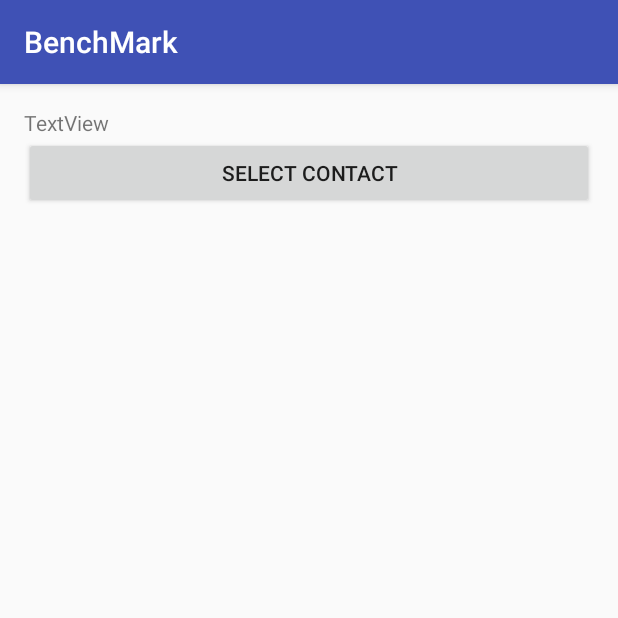
After one commit to ragz2203/BasicAndroidApplications, an Android app: the DisplayContactActivity screen opened directly, with no data from a screen before it, on a phone screen of 412 x 824 dp, the top half of it. The commit adds this screen. Run offline under Robolectric (Android 15) with nearby library versions, the phone set to English and light mode, and no system bars.

Commit message:
Contact Display Activity layout added

```diff
--- a/app/src/main/AndroidManifest.xml
+++ b/app/src/main/AndroidManifest.xml
@@ -9,6 +9,7 @@
     <uses-permission android:name="android.permission.SEND_SMS" />
     <uses-permission android:name="android.permission.READ_EXTERNAL_STORAGE" />
     <uses-permission android:name="android.permission.WRITE_EXTERNAL_STORAGE" />
+    <uses-permission android:name="android.permission.READ_CONTACTS" />
 
     <uses-permission-sdk-23 android:name="android.permission.SEND_SMS" />
 
@@ -138,7 +139,8 @@
         <activity android:name=".ImageEditorActivity" />
         <activity android:name=".SensorValuesActivity" />
         <activity android:name=".A1" />
-        <activity android:name=".A2"></activity>
+        <activity android:name=".A2" />
+        <activity android:name=".DisplayContactActivity"></activity>
     </application>
 
 </manifest>
--- /dev/null
+++ b/app/src/main/java/com/ragz/benchmarkapp/DisplayContactActivity.java
@@ -0,0 +1,26 @@
+package com.ragz.benchmarkapp;
+
+import android.support.v7.app.AppCompatActivity;
+import android.os.Bundle;
+import android.view.View;
+import android.widget.TextView;
+
+
+public class DisplayContactActivity extends AppCompatActivity {
+
+    private TextView tvContact;
+
+    @Override
+    protected void onCreate(Bundle savedInstanceState) {
+        super.onCreate(savedInstanceState);
+        setContentView(R.layout.activity_display_contact);
+
+        tvContact = (TextView) findViewById(R.id.tvContact);
+    }
+
+    public void getContact(View view) {
+        tvContact.setText("lets get a contact displayed here soon");
+    }
+
+
+}
--- a/app/src/main/java/com/ragz/benchmarkapp/WinUiActivity.java
+++ b/app/src/main/java/com/ragz/benchmarkapp/WinUiActivity.java
@@ -72,6 +72,9 @@ public class WinUiActivity extends AppCompatActivity {
             case R.id.LL_16:
                 startActivity(new Intent(context, A1.class));
                 break;
+            case R.id.LL_17:
+                startActivity(new Intent(context, DisplayContactActivity.class));
+                break;
         }
 
     }
@@ -86,5 +89,4 @@ public class WinUiActivity extends AppCompatActivity {
         context.startActivity(i);
         return true;
     }
-
 }
--- /dev/null
+++ b/app/src/main/res/layout/activity_display_contact.xml
@@ -0,0 +1,26 @@
+<?xml version="1.0" encoding="utf-8"?>
+<LinearLayout xmlns:android="http://schemas.android.com/apk/res/android"
+    xmlns:tools="http://schemas.android.com/tools"
+    android:id="@+id/activity_dislpay_contact"
+    android:layout_width="match_parent"
+    android:layout_height="match_parent"
+    android:orientation="vertical"
+    android:paddingBottom="@dimen/activity_vertical_margin"
+    android:paddingLeft="@dimen/activity_horizontal_margin"
+    android:paddingRight="@dimen/activity_horizontal_margin"
+    android:paddingTop="@dimen/activity_vertical_margin"
+    tools:context="com.ragz.benchmarkapp.DisplayContactActivity">
+
+    <TextView
+        android:text="TextView"
+        android:layout_width="match_parent"
+        android:layout_height="wrap_content"
+        android:id="@+id/tvContact" />
+
+    <Button
+        android:onClick="getContact"
+        android:text="Select Contact"
+        android:layout_width="match_parent"
+        android:layout_height="wrap_content"
+        android:id="@+id/btnContact" />
+</LinearLayout>
--- a/app/src/main/res/layout/activity_win_ui.xml
+++ b/app/src/main/res/layout/activity_win_ui.xml
@@ -527,13 +527,13 @@
                         android:layout_width="wrap_content"
                         android:layout_height="wrap_content"
                         android:layout_gravity="center"
-                        android:src="@mipmap/ic_win_registration" />
+                        android:src="@mipmap/ic_win_contact_icon" />
 
                     <TextView
                         android:layout_width="wrap_content"
                         android:layout_height="wrap_content"
                         android:layout_gravity="center"
-                        android:text="Register"
+                        android:text="Contact"
                         android:textColor="@color/text_color_white"
                         android:textSize="12sp" />
                 </LinearLayout>
```
Also changed, not shown: app/src/main/res/anim/shake.xml (added, +13 -0 lines), app/src/main/ic_win_contact_icon-web.png (added), app/src/main/res/mipmap-hdpi/ic_win_contact_icon.png (added), app/src/main/res/mipmap-mdpi/ic_win_contact_icon.png (added), app/src/main/res/mipmap-xhdpi/ic_win_contact_icon.png (added), app/src/main/res/mipmap-xxhdpi/ic_win_contact_icon.png (added), app/src/main/res/mipmap-xxxhdpi/ic_win_contact_icon.png (added).
